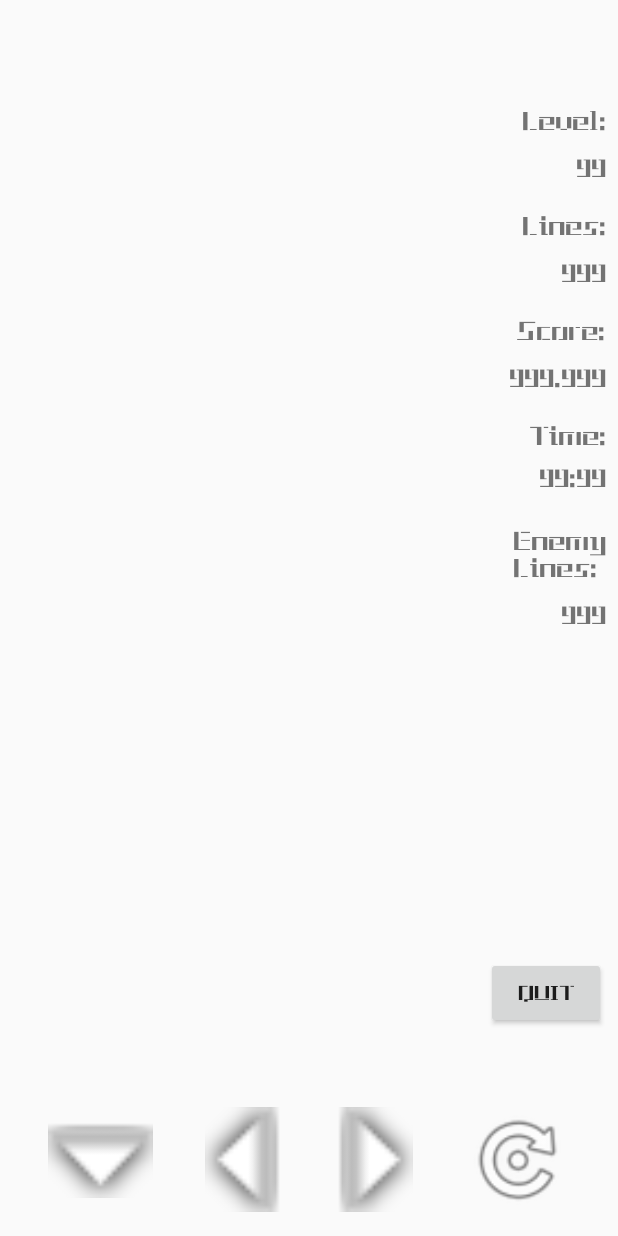
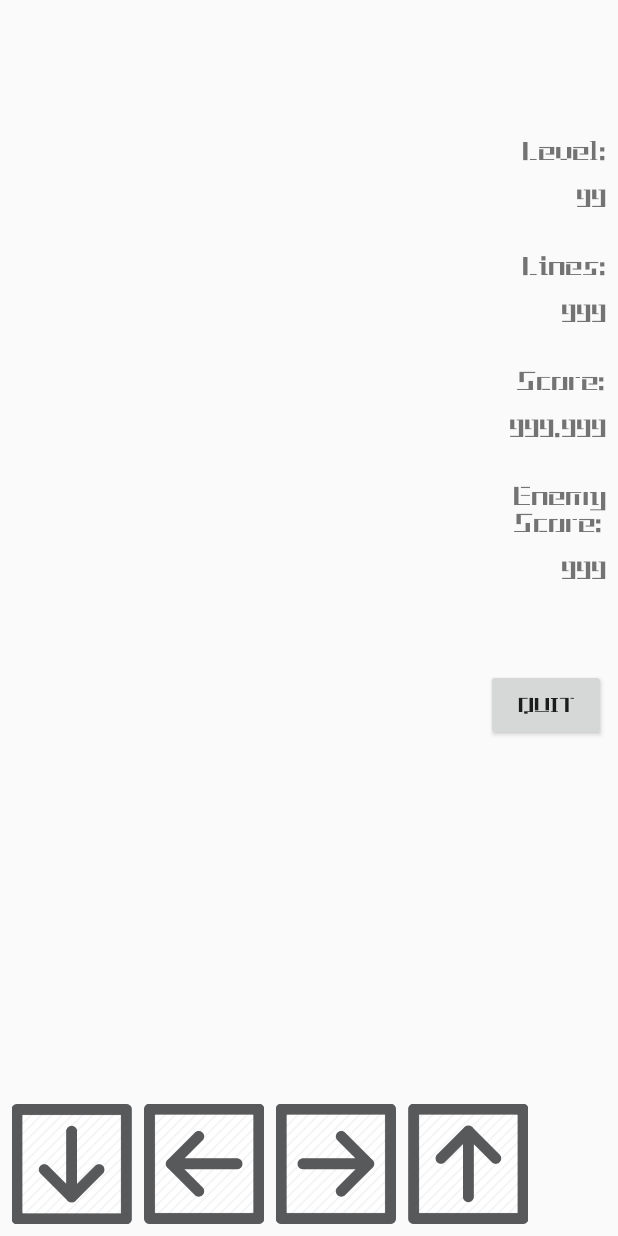
Before and after one commit to tgroiss16/Tetris, an Android app: the layout activity_multiplayer.xml on its own in the app's theme, with its tools: preview values and no code run, on a phone screen of 412 x 824 dp. Run offline under Robolectric (Android 15) with nearby library versions, the phone set to English and light mode, and no system bars; network calls fail.

Commit message:
I think the constraints probably should work now. (Schaut guad aus aufm emulator!)

```diff
--- a/app/src/main/res/layout/activity_multiplayer.xml
+++ b/app/src/main/res/layout/activity_multiplayer.xml
@@ -7,67 +7,64 @@
 
     <ImageView
         android:id="@+id/multiplayer_quickdrop_button"
-        android:layout_width="70dp"
-        android:layout_height="70dp"
-        android:layout_marginStart="32dp"
-        android:layout_marginBottom="16dp"
+        android:layout_width="80dp"
+        android:layout_height="80dp"
+        android:layout_marginStart="8dp"
+        android:layout_marginBottom="8dp"
+        android:foreground="@drawable/quickdrop"
         app:layout_constraintBottom_toBottomOf="parent"
         app:layout_constraintStart_toStartOf="parent"
         app:srcCompat="@android:drawable/arrow_down_float" />
 
     <ImageView
         android:id="@+id/multiplayer_moveleft_button"
-        android:layout_width="70dp"
-        android:layout_height="70dp"
-        android:layout_marginStart="24dp"
-        android:layout_marginEnd="8dp"
-        android:layout_marginBottom="16dp"
-        android:rotation="90"
+        android:layout_width="80dp"
+        android:layout_height="80dp"
+        android:layout_marginStart="8dp"
+        android:layout_marginBottom="8dp"
+        android:foreground="@drawable/moveleft"
         app:layout_constraintBottom_toBottomOf="parent"
-        app:layout_constraintEnd_toStartOf="@+id/multiplayer_moveright_button"
-        app:layout_constraintHorizontal_bias="0.0"
         app:layout_constraintStart_toEndOf="@+id/multiplayer_quickdrop_button"
         app:srcCompat="@android:drawable/arrow_down_float" />
 
     <ImageView
         android:id="@+id/multiplayer_moveright_button"
-        android:layout_width="70dp"
-        android:layout_height="70dp"
+        android:layout_width="80dp"
+        android:layout_height="80dp"
         android:layout_marginStart="8dp"
-        android:layout_marginEnd="24dp"
-        android:layout_marginBottom="16dp"
-        android:rotation="-90"
+        android:layout_marginBottom="8dp"
+        android:foreground="@drawable/moveright"
         app:layout_constraintBottom_toBottomOf="parent"
-        app:layout_constraintEnd_toStartOf="@+id/multiplayer_rotate_button"
         app:layout_constraintStart_toEndOf="@+id/multiplayer_moveleft_button"
         app:srcCompat="@android:drawable/arrow_down_float" />
 
     <ImageView
         android:id="@+id/multiplayer_rotate_button"
-        android:layout_width="70dp"
-        android:layout_height="70dp"
-        android:layout_marginEnd="32dp"
-        android:layout_marginBottom="16dp"
+        android:layout_width="80dp"
+        android:layout_height="80dp"
+        android:layout_marginStart="8dp"
+        android:layout_marginBottom="8dp"
+        android:foreground="@drawable/rotatebutton"
         app:layout_constraintBottom_toBottomOf="parent"
-        app:layout_constraintEnd_toEndOf="parent"
+        app:layout_constraintStart_toEndOf="@+id/multiplayer_moveright_button"
         app:srcCompat="@android:drawable/ic_menu_rotate" />
 
     <Button
         android:id="@+id/multiplayer_quit_button"
         android:layout_width="80dp"
         android:layout_height="wrap_content"
+        android:layout_marginTop="55dp"
         android:layout_marginEnd="8dp"
-        android:layout_marginBottom="138dp"
         android:fontFamily="@font/goodtetris"
         android:text="Quit"
-        app:layout_constraintBottom_toBottomOf="parent"
-        app:layout_constraintEnd_toEndOf="parent" />
+        app:layout_constraintEnd_toEndOf="parent"
+        app:layout_constraintTop_toBottomOf="@+id/textView5" />
 
     <TextView
         android:id="@+id/multiplayer_textview1"
         android:layout_width="wrap_content"
         android:layout_height="wrap_content"
-        android:layout_marginTop="70dp"
+        android:layout_marginTop="90dp"
         android:layout_marginEnd="8dp"
         android:fontFamily="@font/goodtetris"
         android:text="Level:"
@@ -91,13 +88,13 @@
         android:id="@+id/multiplayer_textview2"
         android:layout_width="wrap_content"
         android:layout_height="wrap_content"
-        android:layout_marginTop="140dp"
+        android:layout_marginTop="24dp"
         android:layout_marginEnd="8dp"
         android:fontFamily="@font/goodtetris"
         android:text="Lines:"
         android:textSize="18sp"
         app:layout_constraintEnd_toEndOf="parent"
-        app:layout_constraintTop_toTopOf="parent" />
+        app:layout_constraintTop_toBottomOf="@+id/multiplayer_txtlevel" />
 
     <TextView
         android:id="@+id/multiplayer_txtlines"
@@ -115,13 +112,13 @@
         android:id="@+id/multiplayer_textview3"
         android:layout_width="wrap_content"
         android:layout_height="wrap_content"
-        android:layout_marginTop="210dp"
+        android:layout_marginTop="24dp"
         android:layout_marginEnd="8dp"
         android:fontFamily="@font/goodtetris"
         android:text="Score:"
         android:textSize="18sp"
         app:layout_constraintEnd_toEndOf="parent"
-        app:layout_constraintTop_toTopOf="parent" />
+        app:layout_constraintTop_toBottomOf="@+id/multiplayer_txtlines" />
 
     <TextView
         android:id="@+id/multiplayer_txtscore"
@@ -136,40 +133,16 @@
         app:layout_constraintTop_toBottomOf="@+id/multiplayer_textview3" />
 
     <TextView
-        android:id="@+id/textView2"
-        android:layout_width="wrap_content"
-        android:layout_height="18dp"
-        android:layout_marginTop="280dp"
-        android:layout_marginEnd="8dp"
-        android:fontFamily="@font/goodtetris"
-        android:text="Time:"
-        android:textSize="18sp"
-        app:layout_constraintEnd_toEndOf="parent"
-        app:layout_constraintTop_toTopOf="parent" />
-
-    <TextView
-        android:id="@+id/textView3"
-        android:layout_width="wrap_content"
-        android:layout_height="wrap_content"
-        android:layout_marginTop="10dp"
-        android:layout_marginEnd="8dp"
-        android:fontFamily="@font/goodtetris"
-        android:text="99:99"
-        android:textSize="18sp"
-        app:layout_constraintEnd_toEndOf="parent"
-        app:layout_constraintTop_toBottomOf="@+id/textView2" />
-
-    <TextView
         android:id="@+id/textView4"
         android:layout_width="wrap_content"
         android:layout_height="wrap_content"
-        android:layout_marginTop="350dp"
+        android:layout_marginTop="24dp"
         android:layout_marginEnd="8dp"
         android:fontFamily="@font/goodtetris"
-        android:text="Enemy\nLines:"
+        android:text="Enemy\nScore:"
         android:textSize="18sp"
         app:layout_constraintEnd_toEndOf="parent"
-        app:layout_constraintTop_toTopOf="parent" />
+        app:layout_constraintTop_toBottomOf="@+id/multiplayer_txtscore" />
 
     <TextView
         android:id="@+id/textView5"
--- a/app/src/main/res/layout/activity_options.xml
+++ b/app/src/main/res/layout/activity_options.xml
@@ -40,8 +40,8 @@
         android:layout_marginTop="250dp"
         android:fontFamily="@font/goodtetris"
         android:text="Music"
-        android:textOff="Music off"
-        android:textOn="Music on"
+        android:textOff="Music on"
+        android:textOn="Music off"
         app:layout_constraintStart_toStartOf="parent"
         app:layout_constraintTop_toTopOf="parent" />
 
```
Also changed, not shown: app/src/main/java/com/example/tetris/GameOverActivity.java (+8 -7 lines), app/src/main/res/layout/activity_playgame.xml (+19 -24 lines).
